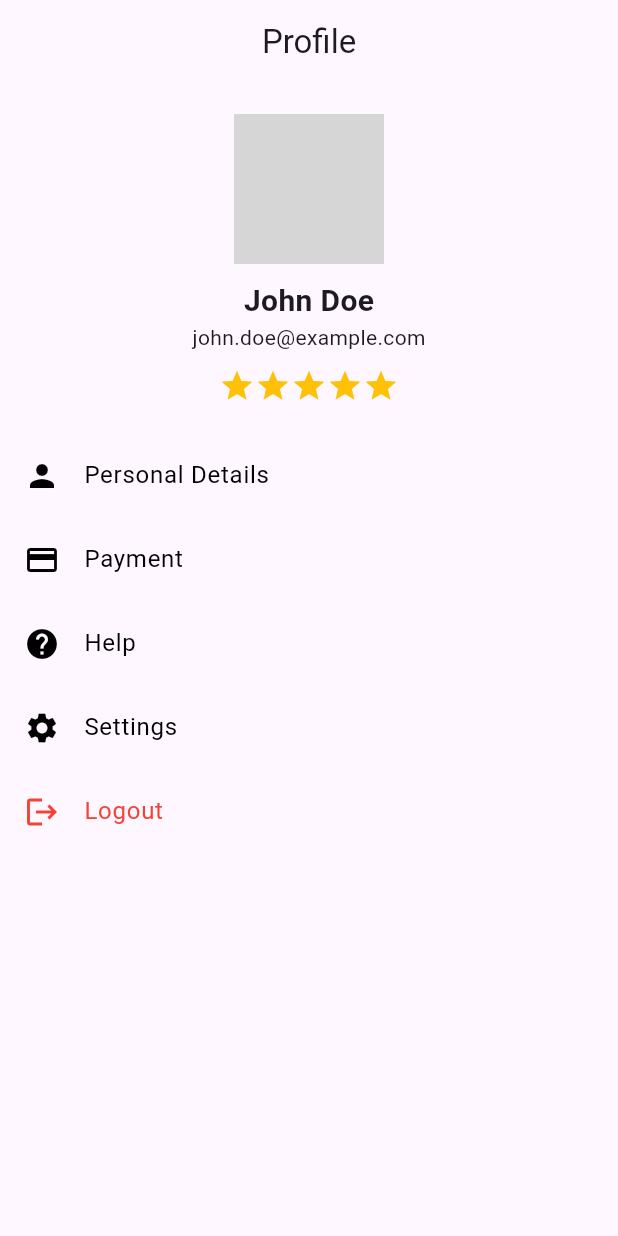
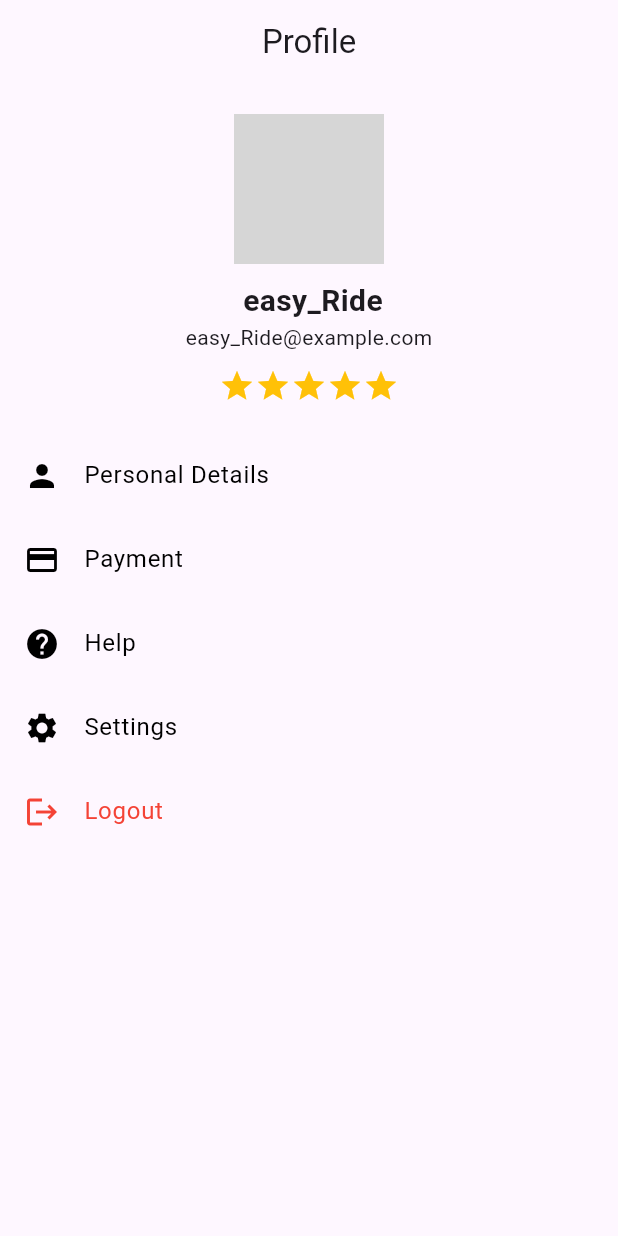
Before and after one commit to Aadhira22/CarPool, a Flutter app: the ProfilePage screen opened directly, on a phone screen of 412 x 824 dp. Run offline on Flutter 3.47's test engine with Material 3 defaults, Android fonts, the phone set to English and light mode, and no system bars; grey boxes are pictures that could not be loaded.

Commit message:
Update profile.dart

```diff
--- a/easy_share_app/lib/profile.dart
+++ b/easy_share_app/lib/profile.dart
@@ -31,10 +31,10 @@ class ProfilePage extends StatelessWidget {
           ),
           SizedBox(height: 10),
           Text(
-            "John Doe",
+            " easy_Ride",
             style: TextStyle(fontSize: 20, fontWeight: FontWeight.bold),
           ),
-          Text("john.doe@example.com"),
+          Text("easy_Ride@example.com"),
           SizedBox(height: 10),
           Row(
             mainAxisAlignment: MainAxisAlignment.center,
```
